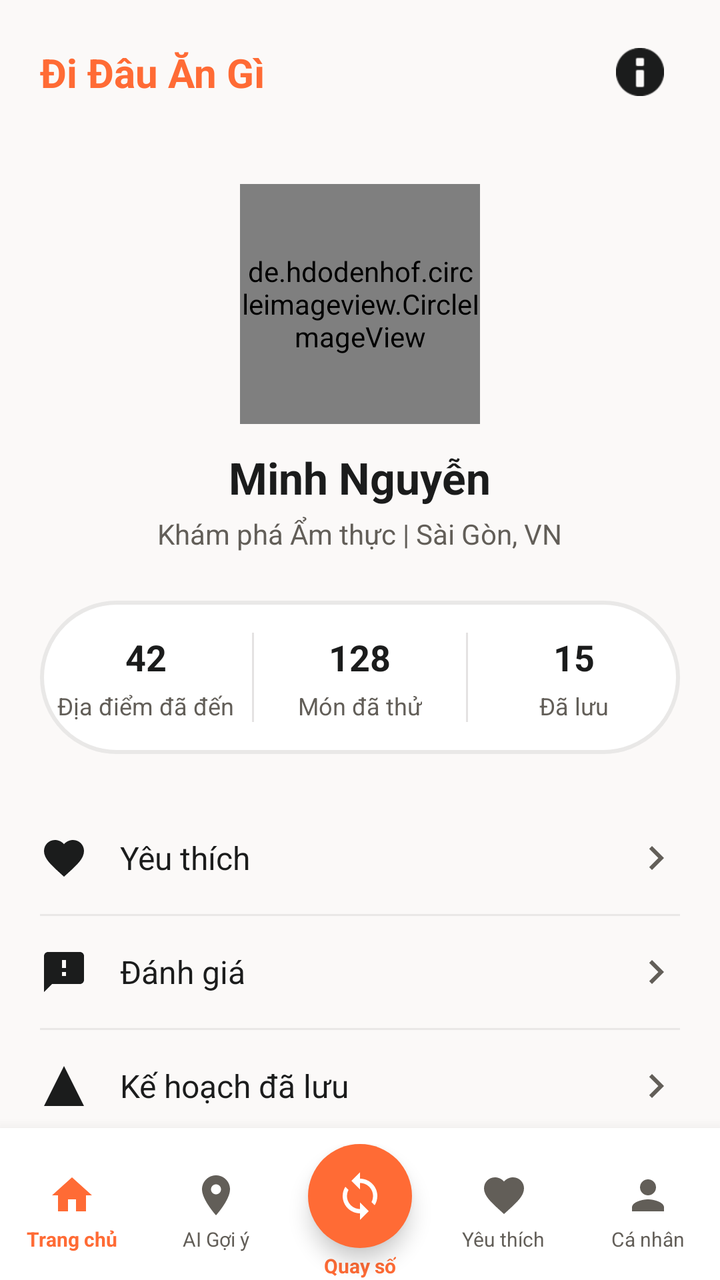
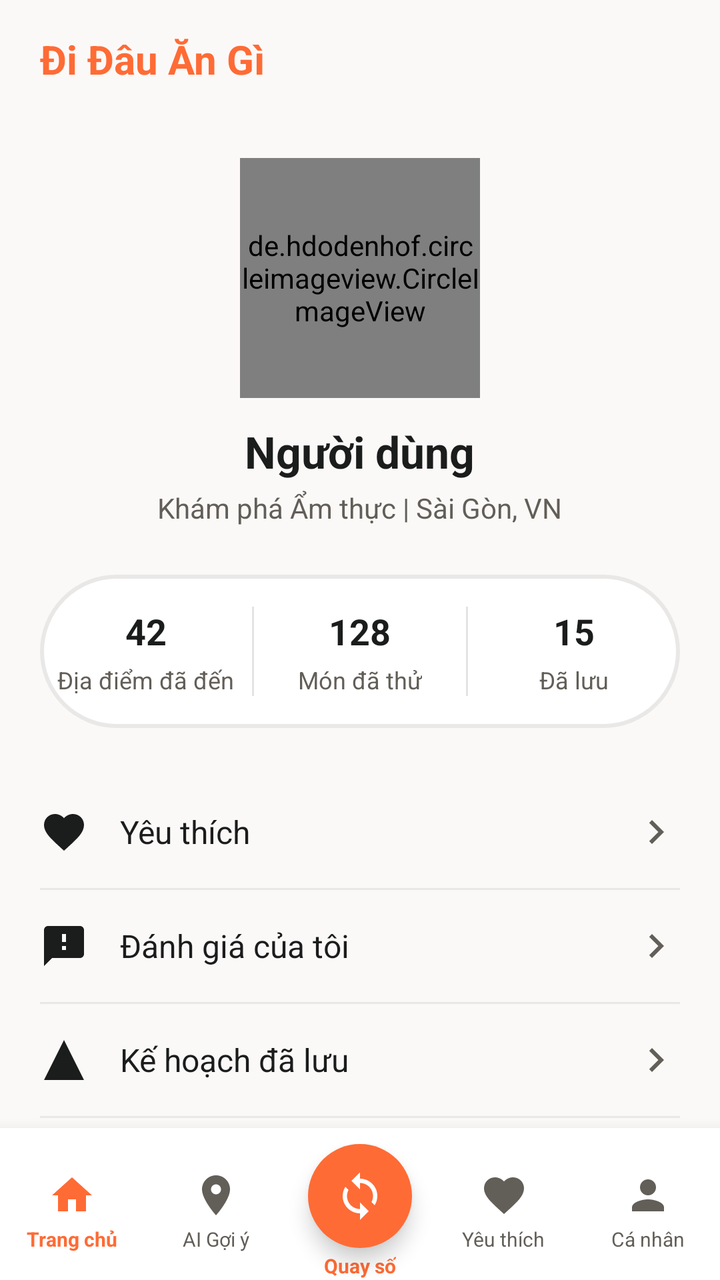

An Android layout rendered at two revisions. The XML below is the earlier revision; the diff shows what the commit changed to produce the second picture.
<!-- AndroidManifest.xml: application theme Theme.AnGi_DiDau -->
<!-- res/layout/activity_profile.xml -->
<?xml version="1.0" encoding="utf-8"?>
<androidx.coordinatorlayout.widget.CoordinatorLayout
    xmlns:android="http://schemas.android.com/apk/res/android"
    xmlns:app="http://schemas.android.com/apk/res-auto"
    xmlns:tools="http://schemas.android.com/tools"
    android:layout_width="match_parent"
    android:layout_height="match_parent"
    android:background="@color/background"
    tools:context=".ui.profile.ProfileActivity">

    
    <com.google.android.material.appbar.AppBarLayout
        android:layout_width="match_parent"
        android:layout_height="wrap_content"
        android:background="@color/background"
        app:elevation="0dp">

        <androidx.constraintlayout.widget.ConstraintLayout
            android:layout_width="match_parent"
            android:layout_height="wrap_content"
            android:paddingHorizontal="20dp"
            android:paddingVertical="16dp">

            
            <TextView
                android:layout_width="wrap_content"
                android:layout_height="wrap_content"
                android:text="Đi Đâu Ăn Gì"
                android:textColor="@color/primary_container"
                android:textSize="20sp"
                android:textStyle="bold"
                app:layout_constraintStart_toStartOf="parent"
                app:layout_constraintTop_toTopOf="parent"
                app:layout_constraintBottom_toBottomOf="parent"/>

            
            <ImageView
                android:id="@+id/ivNotificationProfile"
                android:layout_width="40dp"
                android:layout_height="40dp"
                android:padding="8dp"
                android:src="@android:drawable/ic_dialog_info"
                android:contentDescription="Thông báo"
                app:tint="@color/on_surface"
                app:layout_constraintEnd_toEndOf="parent"
                app:layout_constraintTop_toTopOf="parent"
                app:layout_constraintBottom_toBottomOf="parent"/>

        </androidx.constraintlayout.widget.ConstraintLayout>

    </com.google.android.material.appbar.AppBarLayout>

    
    <androidx.core.widget.NestedScrollView
        android:layout_width="match_parent"
        android:layout_height="match_parent"
        app:layout_behavior="@string/appbar_scrolling_view_behavior"
        android:paddingBottom="100dp"
        android:clipToPadding="false">

        <LinearLayout
            android:layout_width="match_parent"
            android:layout_height="wrap_content"
            android:orientation="vertical">

            
            <LinearLayout
                android:layout_width="match_parent"
                android:layout_height="wrap_content"
                android:orientation="vertical"
                android:gravity="center"
                android:paddingTop="20dp">

                
                <de.hdodenhof.circleimageview.CircleImageView
                    android:id="@+id/civProfileAvatar"
                    android:layout_width="120dp"
                    android:layout_height="120dp"
                    android:src="@android:drawable/sym_def_app_icon"
                    app:civ_border_width="3dp"
                    app:civ_border_color="@color/primary_container"/>

                
                <TextView
                    android:id="@+id/tvProfileName"
                    android:layout_width="wrap_content"
                    android:layout_height="wrap_content"
                    android:layout_marginTop="12dp"
                    android:text="Minh Nguyễn"
                    android:textColor="@color/on_surface"
                    android:textSize="22sp"
                    android:textStyle="bold"/>

                
                <TextView
                    android:id="@+id/tvProfileBio"
                    android:layout_width="wrap_content"
                    android:layout_height="wrap_content"
                    android:layout_marginTop="4dp"
                    android:text="Khám phá Ẩm thực | Sài Gòn, VN"
                    android:textColor="@color/secondary"
                    android:textSize="14sp"/>
            </LinearLayout>

            
            <LinearLayout
                android:layout_width="match_parent"
                android:layout_height="wrap_content"
                android:orientation="horizontal"
                android:layout_marginHorizontal="20dp"
                android:layout_marginTop="24dp"
                android:paddingVertical="16dp"
                android:background="@drawable/bg_tab_unselected"
                android:weightSum="3">

                
                <LinearLayout
                    android:layout_width="0dp"
                    android:layout_height="wrap_content"
                    android:layout_weight="1"
                    android:orientation="vertical"
                    android:gravity="center">
                    
                    <TextView
                        android:layout_width="wrap_content"
                        android:layout_height="wrap_content"
                        android:text="42"
                        android:textColor="@color/on_surface"
                        android:textSize="18sp"
                        android:textStyle="bold"/>
                        
                    <TextView
                        android:layout_width="wrap_content"
                        android:layout_height="wrap_content"
                        android:text="Địa điểm đã đến"
                        android:textColor="@color/secondary"
                        android:textSize="12sp"
                        android:layout_marginTop="4dp"/>
                </LinearLayout>

                
                <View
                    android:layout_width="1dp"
                    android:layout_height="match_parent"
                    android:background="@color/surface_container_highest"/>

                
                <LinearLayout
                    android:layout_width="0dp"
                    android:layout_height="wrap_content"
                    android:layout_weight="1"
                    android:orientation="vertical"
                    android:gravity="center">
                    
                    <TextView
                        android:layout_width="wrap_content"
                        android:layout_height="wrap_content"
                        android:text="128"
                        android:textColor="@color/on_surface"
                        android:textSize="18sp"
                        android:textStyle="bold"/>
                        
                    <TextView
                        android:layout_width="wrap_content"
                        android:layout_height="wrap_content"
                        android:text="Món đã thử"
                        android:textColor="@color/secondary"
                        android:textSize="12sp"
                        android:layout_marginTop="4dp"/>
                </LinearLayout>

                
                <View
                    android:layout_width="1dp"
                    android:layout_height="match_parent"
                    android:background="@color/surface_container_highest"/>

                
                <LinearLayout
                    android:layout_width="0dp"
                    android:layout_height="wrap_content"
                    android:layout_weight="1"
                    android:orientation="vertical"
                    android:gravity="center">
                    
                    <TextView
                        android:layout_width="wrap_content"
                        android:layout_height="wrap_content"
                        android:text="15"
                        android:textColor="@color/on_surface"
                        android:textSize="18sp"
                        android:textStyle="bold"/>
                        
                    <TextView
                        android:layout_width="wrap_content"
                        android:layout_height="wrap_content"
                        android:text="Đã lưu"
                        android:textColor="@color/secondary"
                        android:textSize="12sp"
                        android:layout_marginTop="4dp"/>
                </LinearLayout>
            </LinearLayout>

            
            <LinearLayout
                android:layout_width="match_parent"
                android:layout_height="wrap_content"
                android:orientation="vertical"
                android:layout_marginTop="24dp">

                
                <LinearLayout
                    android:layout_width="match_parent"
                    android:layout_height="56dp"
                    android:orientation="horizontal"
                    android:gravity="center_vertical"
                    android:paddingHorizontal="20dp"
                    android:clickable="true"
                    android:focusable="true"
                    android:background="?attr/selectableItemBackground">
                    
                    <ImageView
                        android:layout_width="24dp"
                        android:layout_height="24dp"
                        android:src="@drawable/ic_heart"
                        app:tint="@color/on_surface"/>
                        
                    <TextView
                        android:layout_width="0dp"
                        android:layout_height="wrap_content"
                        android:layout_weight="1"
                        android:text="Yêu thích"
                        android:textColor="@color/on_surface"
                        android:textSize="16sp"
                        android:layout_marginStart="16dp"/>
                        
                    <ImageView
                        android:layout_width="24dp"
                        android:layout_height="24dp"
                        android:src="@drawable/ic_chevron_right"
                        app:tint="@color/secondary"/>
                </LinearLayout>
                
                
                <View
                    android:layout_width="match_parent"
                    android:layout_height="1dp"
                    android:layout_marginHorizontal="20dp"
                    android:background="@color/surface_container_high"/>

                
                <LinearLayout
                    android:layout_width="match_parent"
                    android:layout_height="56dp"
                    android:orientation="horizontal"
                    android:gravity="center_vertical"
                    android:paddingHorizontal="20dp"
                    android:clickable="true"
                    android:focusable="true"
                    android:background="?attr/selectableItemBackground">
                    
                    <ImageView
                        android:layout_width="24dp"
                        android:layout_height="24dp"
                        android:src="@drawable/ic_reviews"
                        app:tint="@color/on_surface"/>
                        
                    <TextView
                        android:layout_width="0dp"
                        android:layout_height="wrap_content"
                        android:layout_weight="1"
                        android:text="Đánh giá"
                        android:textColor="@color/on_surface"
                        android:textSize="16sp"
                        android:layout_marginStart="16dp"/>
                        
                    <ImageView
                        android:layout_width="24dp"
                        android:layout_height="24dp"
                        android:src="@drawable/ic_chevron_right"
                        app:tint="@color/secondary"/>
                </LinearLayout>

                
                <View
                    android:layout_width="match_parent"
                    android:layout_height="1dp"
                    android:layout_marginHorizontal="20dp"
                    android:background="@color/surface_container_high"/>

                
                <LinearLayout
                    android:layout_width="match_parent"
                    android:layout_height="56dp"
                    android:orientation="horizontal"
                    android:gravity="center_vertical"
                    android:paddingHorizontal="20dp"
                    android:clickable="true"
                    android:focusable="true"
                    android:background="?attr/selectableItemBackground">
                    
                    <ImageView
                        android:layout_width="24dp"
                        android:layout_height="24dp"
                        android:src="@drawable/ic_bookmark"
                        app:tint="@color/on_surface"/>
                        
                    <TextView
                        android:layout_width="0dp"
                        android:layout_height="wrap_content"
                        android:layout_weight="1"
                        android:text="Kế hoạch đã lưu"
                        android:textColor="@color/on_surface"
                        android:textSize="16sp"
                        android:layout_marginStart="16dp"/>
                        
                    <ImageView
                        android:layout_width="24dp"
                        android:layout_height="24dp"
                        android:src="@drawable/ic_chevron_right"
                        app:tint="@color/secondary"/>
                </LinearLayout>

                
                <View
                    android:layout_width="match_parent"
                    android:layout_height="1dp"
                    android:layout_marginHorizontal="20dp"
                    android:background="@color/surface_container_high"/>

                
                <LinearLayout
                    android:layout_width="match_parent"
                    android:layout_height="56dp"
                    android:orientation="horizontal"
                    android:gravity="center_vertical"
                    android:paddingHorizontal="20dp"
                    android:clickable="true"
                    android:focusable="true"
                    android:background="?attr/selectableItemBackground">
                    
                    <ImageView
                        android:layout_width="24dp"
                        android:layout_height="24dp"
                        android:src="@drawable/ic_settings"
                        app:tint="@color/on_surface"/>
                        
                    <TextView
                        android:layout_width="0dp"
                        android:layout_height="wrap_content"
                        android:layout_weight="1"
                        android:text="Cài đặt"
                        android:textColor="@color/on_surface"
                        android:textSize="16sp"
                        android:layout_marginStart="16dp"/>
                        
                    <ImageView
                        android:layout_width="24dp"
                        android:layout_height="24dp"
                        android:src="@drawable/ic_chevron_right"
                        app:tint="@color/secondary"/>
                </LinearLayout>

                
                <View
                    android:layout_width="match_parent"
                    android:layout_height="1dp"
                    android:layout_marginHorizontal="20dp"
                    android:background="@color/surface_container_high"/>

                
                <LinearLayout
                    android:layout_width="match_parent"
                    android:layout_height="56dp"
                    android:orientation="horizontal"
                    android:gravity="center_vertical"
                    android:paddingHorizontal="20dp"
                    android:clickable="true"
                    android:focusable="true"
                    android:background="?attr/selectableItemBackground">
                    
                    <ImageView
                        android:layout_width="24dp"
                        android:layout_height="24dp"
                        android:src="@drawable/ic_logout"
                        app:tint="@color/on_surface"/>
                        
                    <TextView
                        android:layout_width="0dp"
                        android:layout_height="wrap_content"
                        android:layout_weight="1"
                        android:text="Đăng xuất"
                        android:textColor="@color/on_surface"
                        android:textSize="16sp"
                        android:layout_marginStart="16dp"/>
                </LinearLayout>

            </LinearLayout>

        </LinearLayout>

    </androidx.core.widget.NestedScrollView>

    
    <include layout="@layout/layout_bottom_nav"/>

</androidx.coordinatorlayout.widget.CoordinatorLayout>
<!-- res/layout/layout_bottom_nav.xml (included above) -->
<?xml version="1.0" encoding="utf-8"?>
<androidx.cardview.widget.CardView
    xmlns:android="http://schemas.android.com/apk/res/android"
    xmlns:app="http://schemas.android.com/apk/res-auto"
    android:layout_width="match_parent"
    android:layout_height="wrap_content"
    android:layout_gravity="bottom"
    app:cardElevation="12dp"
    app:cardCornerRadius="0dp"
    app:cardBackgroundColor="@color/surface_container_lowest">

    <LinearLayout
        android:layout_width="match_parent"
        android:layout_height="76dp"
        android:orientation="horizontal"
        android:gravity="center"
        android:paddingTop="8dp"
        android:weightSum="5">

        
        <LinearLayout
            android:id="@+id/navHome"
            android:layout_width="0dp"
            android:layout_height="match_parent"
            android:layout_weight="1"
            android:gravity="center"
            android:orientation="vertical"
            android:paddingTop="8dp"
            android:paddingBottom="8dp"
            android:clickable="true"
            android:focusable="true"
            android:background="?attr/selectableItemBackgroundBorderless">

            <ImageView
                android:id="@+id/ivNavHome"
                android:layout_width="24dp"
                android:layout_height="24dp"
                android:src="@drawable/ic_home"
                app:tint="@color/primary_container"/>

            <TextView
                android:id="@+id/tvNavHome"
                android:layout_width="wrap_content"
                android:layout_height="wrap_content"
                android:layout_marginTop="3dp"
                android:text="Trang chủ"
                android:textColor="@color/primary_container"
                android:textSize="10sp"
                android:textStyle="bold"/>

        </LinearLayout>

        
        <LinearLayout
            android:id="@+id/navDiscover"
            android:layout_width="0dp"
            android:layout_height="match_parent"
            android:layout_weight="1"
            android:gravity="center"
            android:orientation="vertical"
            android:paddingTop="8dp"
            android:paddingBottom="8dp"
            android:clickable="true"
            android:focusable="true"
            android:background="?attr/selectableItemBackgroundBorderless">

            <ImageView
                android:id="@+id/ivNavDiscover"
                android:layout_width="24dp"
                android:layout_height="24dp"
                android:src="@drawable/ic_discover"
                app:tint="@color/secondary"/>

            <TextView
                android:id="@+id/tvNavDiscover"
                android:layout_width="wrap_content"
                android:layout_height="wrap_content"
                android:layout_marginTop="3dp"
                android:text="AI Gợi ý"
                android:textColor="@color/secondary"
                android:textSize="10sp"/>

        </LinearLayout>

        
        <LinearLayout
            android:id="@+id/navRandom"
            android:layout_width="0dp"
            android:layout_height="match_parent"
            android:layout_weight="1"
            android:gravity="center"
            android:orientation="vertical"
            android:clickable="true"
            android:focusable="true"
            android:background="?attr/selectableItemBackgroundBorderless">

            
            <FrameLayout
                android:layout_width="52dp"
                android:layout_height="52dp"
                android:background="@drawable/bg_circle_primary"
                android:elevation="6dp"
                android:layout_marginBottom="2dp">

                <ImageView
                    android:layout_width="26dp"
                    android:layout_height="26dp"
                    android:layout_gravity="center"
                    android:src="@drawable/ic_spin"
                    android:contentDescription="Random"/>

            </FrameLayout>

            <TextView
                android:id="@+id/tvNavRandom"
                android:layout_width="wrap_content"
                android:layout_height="wrap_content"
                android:text="Quay số"
                android:textColor="@color/primary_container"
                android:textSize="10sp"
                android:textStyle="bold"/>

        </LinearLayout>

        
        <LinearLayout
            android:id="@+id/navFavorites"
            android:layout_width="0dp"
            android:layout_height="match_parent"
            android:layout_weight="1"
            android:gravity="center"
            android:orientation="vertical"
            android:paddingTop="8dp"
            android:paddingBottom="8dp"
            android:clickable="true"
            android:focusable="true"
            android:background="?attr/selectableItemBackgroundBorderless">

            <ImageView
                android:id="@+id/ivNavFavorites"
                android:layout_width="24dp"
                android:layout_height="24dp"
                android:src="@drawable/ic_heart"
                app:tint="@color/secondary"/>

            <TextView
                android:id="@+id/tvNavFavorites"
                android:layout_width="wrap_content"
                android:layout_height="wrap_content"
                android:layout_marginTop="3dp"
                android:text="Yêu thích"
                android:textColor="@color/secondary"
                android:textSize="10sp"/>

        </LinearLayout>

        
        <LinearLayout
            android:id="@+id/navProfile"
            android:layout_width="0dp"
            android:layout_height="match_parent"
            android:layout_weight="1"
            android:gravity="center"
            android:orientation="vertical"
            android:paddingTop="8dp"
            android:paddingBottom="8dp"
            android:clickable="true"
            android:focusable="true"
            android:background="?attr/selectableItemBackgroundBorderless">

            <ImageView
                android:id="@+id/ivNavProfile"
                android:layout_width="24dp"
                android:layout_height="24dp"
                android:src="@drawable/ic_person"
                app:tint="@color/secondary"/>

            <TextView
                android:id="@+id/tvNavProfile"
                android:layout_width="wrap_content"
                android:layout_height="wrap_content"
                android:layout_marginTop="3dp"
                android:text="Cá nhân"
                android:textColor="@color/secondary"
                android:textSize="10sp"/>

        </LinearLayout>

    </LinearLayout>

</androidx.cardview.widget.CardView>
<!-- resources referenced by this layout -->
<resources>
  <color name="background">#FBF9F8</color>
  <color name="on_surface">#1B1C1C</color>
  <color name="primary_container">#FF6B35</color>
  <color name="secondary">#625E58</color>
  <color name="surface_container_high">#E9E8E7</color>
  <color name="surface_container_highest">#E4E2E2</color>
  <color name="surface_container_lowest">#FFFFFF</color>
  <!-- drawable bg_circle_primary (drawable) -->
  <?xml version="1.0" encoding="utf-8"?>
  <shape xmlns:android="http://schemas.android.com/apk/res/android"
      android:shape="oval">
      <solid android:color="@color/primary_container"/>
  </shape>
  <!-- drawable bg_tab_unselected (drawable) -->
  <?xml version="1.0" encoding="utf-8"?>
  <shape xmlns:android="http://schemas.android.com/apk/res/android"
      android:shape="rectangle">
      <corners android:radius="50dp"/>
      <stroke
          android:width="2dp"
          android:color="@color/surface_container_high"/>
      <solid android:color="@color/surface_container_lowest"/>
  </shape>
  <!-- drawable ic_bookmark (drawable) -->
  <vector xmlns:android="http://schemas.android.com/apk/res/android"
      android:width="24dp"
      android:height="24dp"
      android:viewportWidth="24"
      android:viewportHeight="24">
      <path
          android:fillColor="#FF000000"
          android:pathData="M12,2L2,22h20L12,2z" />
  </vector>
  <!-- drawable ic_chevron_right (drawable) -->
  <vector xmlns:android="http://schemas.android.com/apk/res/android"
      android:width="24dp"
      android:height="24dp"
      android:viewportWidth="24"
      android:viewportHeight="24">
    <path
        android:fillColor="#FF000000"
        android:pathData="M10,6L8.59,7.41 13.17,12l-4.58,4.59L10,18l6,-6z"/>
  </vector>
  <!-- drawable ic_home (drawable) -->
  <?xml version="1.0" encoding="utf-8"?>
  <vector xmlns:android="http://schemas.android.com/apk/res/android"
      android:width="24dp"
      android:height="24dp"
      android:viewportWidth="24"
      android:viewportHeight="24">
      <path
          android:fillColor="#FF000000"
          android:pathData="M10,20v-6h4v6h5v-8h3L12,3 2,12h3v8z"/>
  </vector>
  <!-- drawable ic_logout (drawable) -->
  <vector xmlns:android="http://schemas.android.com/apk/res/android"
      android:width="24dp"
      android:height="24dp"
      android:viewportWidth="24"
      android:viewportHeight="24">
    <path
        android:fillColor="#FF000000"
        android:pathData="M17,7l-1.41,1.41L18.17,11H8v2h10.17l-2.58,2.58L17,17l5,-5zM4,5h8V3H4c-1.1,0 -2,0.9 -2,2v14c0,1.1 0.9,2 2,2h8v-2H4V5z"/>
  </vector>
  <!-- drawable ic_settings (drawable) -->
  <vector xmlns:android="http://schemas.android.com/apk/res/android"
      android:width="24dp"
      android:height="24dp"
      android:viewportWidth="24"
      android:viewportHeight="24">
    <path
        android:fillColor="#FF000000"
        android:pathData="M19.43,12.98c0.04,-0.32 0.07,-0.64 0.07,-0.98s-0.03,-0.66 -0.07,-0.98l2.11,-1.65c0.19,-0.15 0.24,-0.42 0.12,-0.64l-2,-3.46c-0.12,-0.22 -0.39,-0.3 -0.61,-0.22l-2.49,1c-0.52,-0.4 -1.08,-0.73 -1.69,-0.98l-0.38,-2.65C14.46,2.18 14.25,2 14,2h-4c-0.25,0 -0.46,0.18 -0.49,0.42l-0.38,2.65c-0.61,0.25 -1.17,0.59 -1.69,0.98l-2.49,-1c-0.23,-0.09 -0.49,0 -0.61,0.22l-2,3.46c-0.13,0.22 -0.07,0.49 0.12,0.64l2.11,1.65c-0.04,0.32 -0.07,0.65 -0.07,0.98s0.03,0.66 0.07,0.98l-2.11,1.65c-0.19,0.15 -0.24,0.42 -0.12,0.64l2,3.46c0.12,0.22 0.39,0.3 0.61,0.22l2.49,-1c0.52,0.4 1.08,0.73 1.69,0.98l0.38,2.65C9.54,21.82 9.75,22 10,22h4c0.25,0 0.46,-0.18 0.49,-0.42l0.38,-2.65c0.61,-0.25 1.17,-0.59 1.69,-0.98l2.49,1c0.23,0.09 0.49,0 0.61,-0.22l2,-3.46c0.12,-0.22 0.07,-0.49 -0.12,-0.64l-2.11,-1.65zM12,15.5c-1.93,0 -3.5,-1.57 -3.5,-3.5s1.57,-3.5 3.5,-3.5 3.5,1.57 3.5,3.5 -1.57,3.5 -3.5,3.5z"/>
  </vector>
  <style name="Theme.AnGi_DiDau" parent="Base.Theme.AnGi_DiDau" />
  <style name="Base.Theme.AnGi_DiDau" parent="Theme.Material3.DayNight.NoActionBar">
          
          
      </style>
  <!-- unchanged entries left out for length: 5 -->
</resources>

<!-- the commit's change to res/layout/activity_profile.xml (unified diff, before → after) -->
@@ -33,19 +33,6 @@
                 app:layout_constraintTop_toTopOf="parent"
                 app:layout_constraintBottom_toBottomOf="parent"/>
 
-            
-            <ImageView
-                android:id="@+id/ivNotificationProfile"
-                android:layout_width="40dp"
-                android:layout_height="40dp"
-                android:padding="8dp"
-                android:src="@android:drawable/ic_dialog_info"
-                android:contentDescription="Thông báo"
-                app:tint="@color/on_surface"
-                app:layout_constraintEnd_toEndOf="parent"
-                app:layout_constraintTop_toTopOf="parent"
-                app:layout_constraintBottom_toBottomOf="parent"/>
-
         </androidx.constraintlayout.widget.ConstraintLayout>
 
     </com.google.android.material.appbar.AppBarLayout>
@@ -76,7 +63,7 @@
                     android:id="@+id/civProfileAvatar"
                     android:layout_width="120dp"
                     android:layout_height="120dp"
-                    android:src="@android:drawable/sym_def_app_icon"
+                    android:src="@drawable/ic_person"
                     app:civ_border_width="3dp"
                     app:civ_border_color="@color/primary_container"/>
 
@@ -86,7 +73,7 @@
                     android:layout_width="wrap_content"
                     android:layout_height="wrap_content"
                     android:layout_marginTop="12dp"
-                    android:text="Minh Nguyễn"
+                    android:text="Người dùng"
                     android:textColor="@color/on_surface"
                     android:textSize="22sp"
                     android:textStyle="bold"/>
@@ -122,6 +109,7 @@
                     android:gravity="center">
                     
                     <TextView
+                        android:id="@+id/tvStatPlaces"
                         android:layout_width="wrap_content"
                         android:layout_height="wrap_content"
                         android:text="42"
@@ -153,6 +141,7 @@
                     android:gravity="center">
                     
                     <TextView
+                        android:id="@+id/tvStatFoods"
                         android:layout_width="wrap_content"
                         android:layout_height="wrap_content"
                         android:text="128"
@@ -184,6 +173,7 @@
                     android:gravity="center">
                     
                     <TextView
+                        android:id="@+id/tvStatSaved"
                         android:layout_width="wrap_content"
                         android:layout_height="wrap_content"
                         android:text="15"
@@ -210,6 +200,7 @@
 
                 
                 <LinearLayout
+                    android:id="@+id/llFavorites"
                     android:layout_width="match_parent"
                     android:layout_height="56dp"
                     android:orientation="horizontal"
@@ -250,6 +241,7 @@
 
                 
                 <LinearLayout
+                    android:id="@+id/llReviews"
                     android:layout_width="match_parent"
                     android:layout_height="56dp"
                     android:orientation="horizontal"
@@ -269,7 +261,7 @@
                         android:layout_width="0dp"
                         android:layout_height="wrap_content"
                         android:layout_weight="1"
-                        android:text="Đánh giá"
+                        android:text="Đánh giá của tôi"
                         android:textColor="@color/on_surface"
                         android:textSize="16sp"
                         android:layout_marginStart="16dp"/>
@@ -290,6 +282,7 @@
 
                 
                 <LinearLayout
+                    android:id="@+id/llSavedPlans"
                     android:layout_width="match_parent"
                     android:layout_height="56dp"
                     android:orientation="horizontal"
@@ -330,46 +323,7 @@
 
                 
                 <LinearLayout
-                    android:layout_width="match_parent"
-                    android:layout_height="56dp"
-                    android:orientation="horizontal"
-                    android:gravity="center_vertical"
-                    android:paddingHorizontal="20dp"
-                    android:clickable="true"
-                    android:focusable="true"
-                    android:background="?attr/selectableItemBackground">
-                    
-                    <ImageView
-                        android:layout_width="24dp"
-                        android:layout_height="24dp"
-                        android:src="@drawable/ic_settings"
-                        app:tint="@color/on_surface"/>
-                        
-                    <TextView
-                        android:layout_width="0dp"
-                        android:layout_height="wrap_content"
-                        android:layout_weight="1"
-                        android:text="Cài đặt"
-                        android:textColor="@color/on_surface"
-                        android:textSize="16sp"
-                        android:layout_marginStart="16dp"/>
-                        
-                    <ImageView
-                        android:layout_width="24dp"
-                        android:layout_height="24dp"
-                        android:src="@drawable/ic_chevron_right"
-                        app:tint="@color/secondary"/>
-                </LinearLayout>
-
-                
-                <View
-                    android:layout_width="match_parent"
-                    android:layout_height="1dp"
-                    android:layout_marginHorizontal="20dp"
-                    android:background="@color/surface_container_high"/>
-
-                
-                <LinearLayout
+                    android:id="@+id/btnLogout"
                     android:layout_width="match_parent"
                     android:layout_height="56dp"
                     android:orientation="horizontal"
<!-- resource entries referenced after the edit -->
@@ -64,16 +64,6 @@
         android:fillColor="#FF000000"
         android:pathData="M17,7l-1.41,1.41L18.17,11H8v2h10.17l-2.58,2.58L17,17l5,-5zM4,5h8V3H4c-1.1,0 -2,0.9 -2,2v14c0,1.1 0.9,2 2,2h8v-2H4V5z"/>
   </vector>
-  <!-- drawable ic_settings (drawable) -->
-  <vector xmlns:android="http://schemas.android.com/apk/res/android"
-      android:width="24dp"
-      android:height="24dp"
-      android:viewportWidth="24"
-      android:viewportHeight="24">
-    <path
-        android:fillColor="#FF000000"
-        android:pathData="M19.43,12.98c0.04,-0.32 0.07,-0.64 0.07,-0.98s-0.03,-0.66 -0.07,-0.98l2.11,-1.65c0.19,-0.15 0.24,-0.42 0.12,-0.64l-2,-3.46c-0.12,-0.22 -0.39,-0.3 -0.61,-0.22l-2.49,1c-0.52,-0.4 -1.08,-0.73 -1.69,-0.98l-0.38,-2.65C14.46,2.18 14.25,2 14,2h-4c-0.25,0 -0.46,0.18 -0.49,0.42l-0.38,2.65c-0.61,0.25 -1.17,0.59 -1.69,0.98l-2.49,-1c-0.23,-0.09 -0.49,0 -0.61,0.22l-2,3.46c-0.13,0.22 -0.07,0.49 0.12,0.64l2.11,1.65c-0.04,0.32 -0.07,0.65 -0.07,0.98s0.03,0.66 0.07,0.98l-2.11,1.65c-0.19,0.15 -0.24,0.42 -0.12,0.64l2,3.46c0.12,0.22 0.39,0.3 0.61,0.22l2.49,-1c0.52,0.4 1.08,0.73 1.69,0.98l0.38,2.65C9.54,21.82 9.75,22 10,22h4c0.25,0 0.46,-0.18 0.49,-0.42l0.38,-2.65c0.61,-0.25 1.17,-0.59 1.69,-0.98l2.49,1c0.23,0.09 0.49,0 0.61,-0.22l2,-3.46c0.12,-0.22 0.07,-0.49 -0.12,-0.64l-2.11,-1.65zM12,15.5c-1.93,0 -3.5,-1.57 -3.5,-3.5s1.57,-3.5 3.5,-3.5 3.5,1.57 3.5,3.5 -1.57,3.5 -3.5,3.5z"/>
-  </vector>
   <style name="Theme.AnGi_DiDau" parent="Base.Theme.AnGi_DiDau" />
   <style name="Base.Theme.AnGi_DiDau" parent="Theme.Material3.DayNight.NoActionBar">
           
